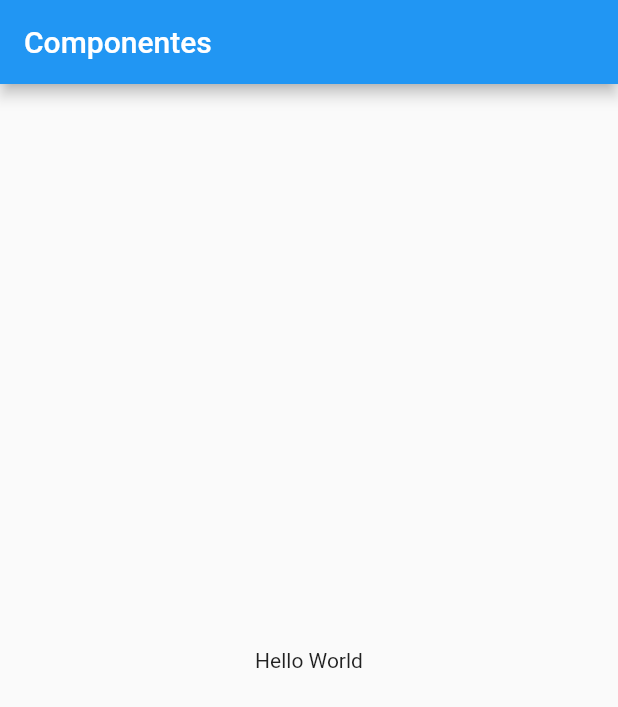
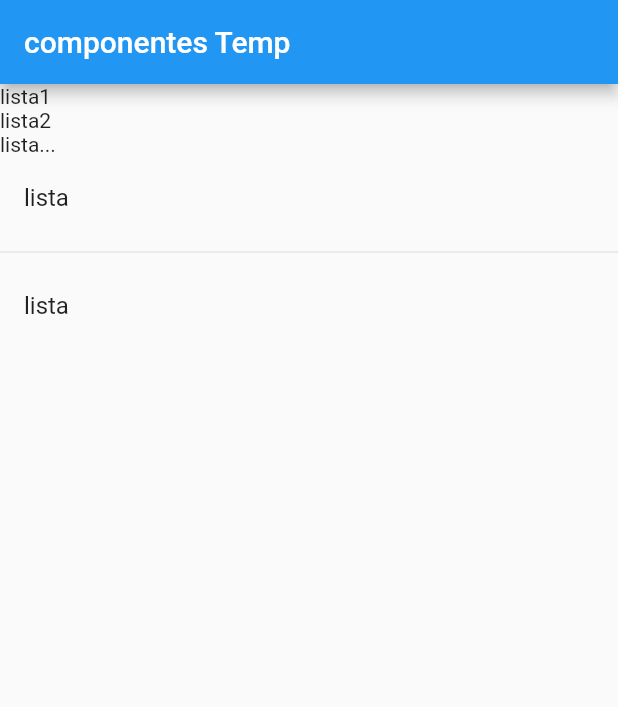
Before and after one commit to nic0lasApp/flutter_components, a Flutter app: the screen it shows after launch, on a phone screen of 412 x 824 dp. Shown: the top 707 px of the screen. Run offline on Flutter 3.47's test engine with Material 2 defaults, Android fonts, the phone set to English and light mode, and no system bars.

Commit message:
feat: Impletentación de componente ListView.

```diff
--- a/lib/main.dart
+++ b/lib/main.dart
@@ -1,23 +1,16 @@
 import 'package:flutter/material.dart';
+import 'package:componentes/src/pages/home_temp.dart';
 
 void main() => runApp(MyApp());
 
+// ignore: use_key_in_widget_constructors
 class MyApp extends StatelessWidget {
   @override
   Widget build(BuildContext context) {
     return MaterialApp(
       title: 'Componentes App',
       debugShowCheckedModeBanner: false,
-      home: Scaffold(
-        appBar: AppBar(
-          title: Text('Componentes'),
-        ),
-        body: Center(
-          child: Container(
-            child: Text('Hello World'),
-          ),
-        ),
-      ),
+      home: homePageTemp(),
     );
   }
 }
--- a/lib/src/pages/home_temp.dart
+++ b/lib/src/pages/home_temp.dart
@@ -0,0 +1,26 @@
+import 'package:flutter/material.dart';
+
+class homePageTemp extends StatelessWidget {
+  @override
+  Widget build(BuildContext context) {
+    return Scaffold(
+      appBar: AppBar(
+        title: Text('componentes Temp'),
+      ),
+      body: ListView(
+        children: const <Widget>[
+          Text('lista1'),
+          Text('lista2'),
+          Text('lista...'),
+          ListTile(
+            title: Text('lista'),
+          ),
+          Divider(),
+          ListTile(
+            title: Text('lista'),
+          ),
+        ],
+      ),
+    );
+  }
+}
```
